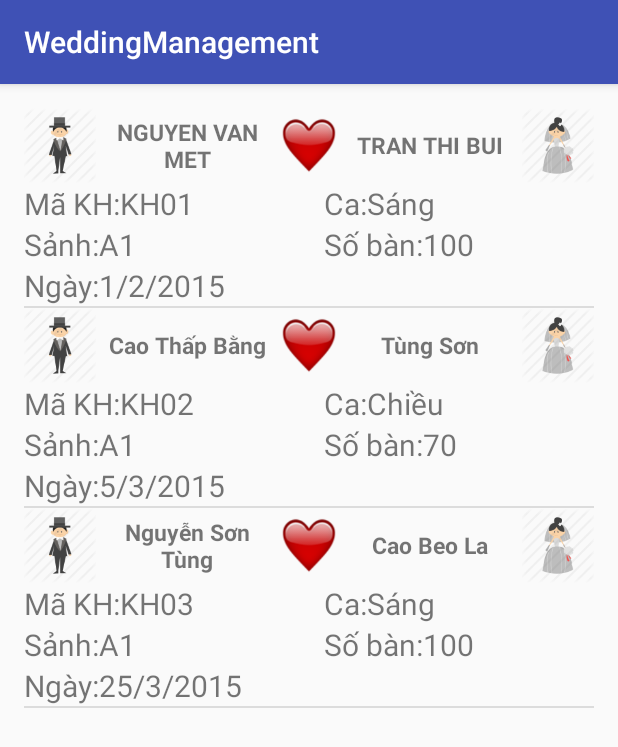
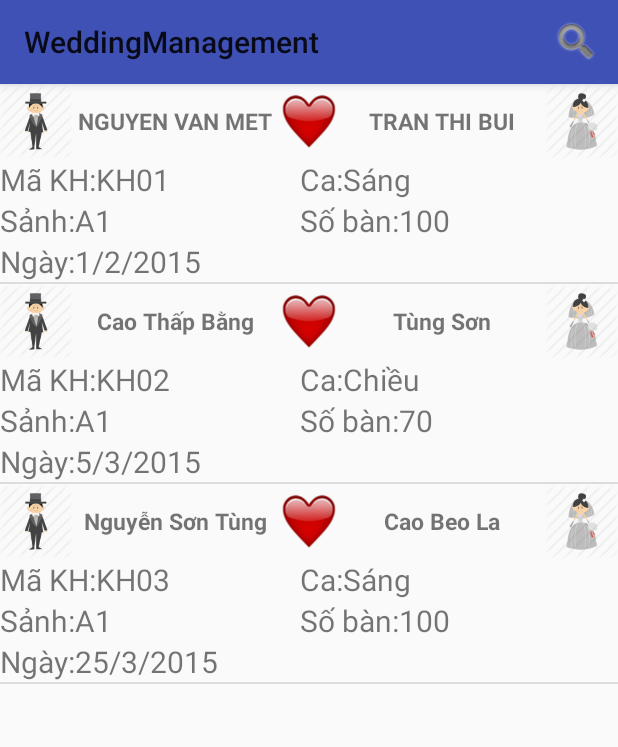
Before and after one commit to VuHoi/WeddingManagement, an Android app: the activityTraCuu screen opened directly, with no data from a screen before it, on a phone screen of 412 x 824 dp. Shown: the top 747 px of the screen. Run offline under Robolectric (Android 15) with nearby library versions, the phone set to English and light mode, and no system bars.

Commit message:
SearchBar_tab2

```diff
--- a/app/src/main/java/com/example/vukhachoi/weddingmanagement/activityTraCuu.java
+++ b/app/src/main/java/com/example/vukhachoi/weddingmanagement/activityTraCuu.java
@@ -1,10 +1,16 @@
 package com.example.vukhachoi.weddingmanagement;
 
+import android.content.Context;
 import android.database.Cursor;
 import android.database.sqlite.SQLiteDatabase;
 import android.os.Bundle;
+import android.support.v7.app.ActionBar;
 import android.support.v7.app.AppCompatActivity;
+import android.support.v7.widget.Toolbar;
+import android.view.MenuItem;
+import android.view.inputmethod.InputMethodManager;
 import android.widget.ArrayAdapter;
+import android.widget.AutoCompleteTextView;
 import android.widget.ListView;
 
 import java.util.ArrayList;
@@ -21,17 +27,29 @@ public class activityTraCuu extends AppCompatActivity {
     ArrayAdapter<TiecCuoi>arrayAdapter;
     ArrayList<TiecCuoi>ds;
 
+    ArrayList<String> tenvc;
+    AutoCompleteTextView txtSearch;
+    ArrayAdapter<String>adaptertenvc;
+
+    private Toolbar mToolbar;
+    private MenuItem mSearchAction;
+    private boolean isSearchOpened = false;
 
 
     @Override
     protected void onCreate(Bundle savedInstanceState) {
         super.onCreate(savedInstanceState);
         setContentView(R.layout.activity_tra_cuu);
+        mToolbar = (Toolbar) findViewById(R.id.toolbar);
+        setSupportActionBar(mToolbar);
         addControls();
         addEvents();
     }
 
     private void addControls() {
+        tenvc=new ArrayList<>();
+        adaptertenvc=new ArrayAdapter(activityTraCuu.this,android.R.layout.select_dialog_item,tenvc);
+
         lvTraCuu= (ListView) findViewById(R.id.lvTraCuu);
         ds=new ArrayList<TiecCuoi>();
         arrayAdapter=new adapterTraCuu(activityTraCuu.this,R.layout.info,ds);
@@ -50,6 +68,9 @@ public class activityTraCuu extends AppCompatActivity {
             String ca=cursor.getString(5);
             int soban=cursor.getInt(7);
             ds.add(new TiecCuoi(makh,chure,codau,sanh,ngay,ca,soban));
+            tenvc.add(chure);
+            tenvc.add(codau);
+            adaptertenvc.notifyDataSetChanged();
             arrayAdapter.notifyDataSetChanged();
             cursor.moveToNext();
         }
@@ -59,4 +80,86 @@ public class activityTraCuu extends AppCompatActivity {
     private void addEvents() {
 
     }
+    @Override
+    public boolean onCreateOptionsMenu(android.view.Menu menu) {
+        // Inflate the menu; this adds items to the action bar if it is present.
+        getMenuInflater().inflate(R.menu.menu_main, menu);
+        return true;
+    }
+
+    @Override
+    public boolean onPrepareOptionsMenu(android.view.Menu menu) {
+        mSearchAction = menu.findItem(R.id.action_search);
+        return super.onPrepareOptionsMenu(menu);
+    }
+
+    @Override
+    public boolean onOptionsItemSelected(MenuItem item) {
+        int id = item.getItemId();
+
+        switch (id) {
+            case R.id.action_search:
+                handleMenuSearch();
+                return true;
+        }
+
+        return super.onOptionsItemSelected(item);
+    }
+
+    protected void handleMenuSearch(){
+        ActionBar action = getSupportActionBar(); //get the actionbar
+
+        if(isSearchOpened){ //test if the search is open
+
+            action.setDisplayShowCustomEnabled(false); //disable a custom view inside the actionbar
+            action.setDisplayShowTitleEnabled(true); //show the title in the action bar
+
+            //hides the keyboard
+            InputMethodManager imm = (InputMethodManager) getSystemService(Context.INPUT_METHOD_SERVICE);
+            imm.hideSoftInputFromWindow(txtSearch.getWindowToken(), 0);
+
+            //add the search icon in the action bar
+            mSearchAction.setIcon(getResources().getDrawable(android.R.drawable.ic_menu_search));
+
+            isSearchOpened = false;
+        } else { //open the search entry
+
+            action.setDisplayShowCustomEnabled(true); //enable it to display a
+            // custom view in the action bar.
+            action.setCustomView(R.layout.search_bar);//add the custom view
+            action.setDisplayShowTitleEnabled(false); //hide the title
+
+            //edtSeach = (EditText)action.getCustomView().findViewById(R.id.edtSearch); //the text editor
+            txtSearch= (AutoCompleteTextView) action.getCustomView().findViewById(R.id.txtSearch);
+            txtSearch.setThreshold(1);
+            txtSearch.setAdapter(adaptertenvc);
+            //this is a listener to do a search when the user clicks on search button
+//            edtSeach.setOnEditorActionListener(new TextView.OnEditorActionListener() {
+//                @Override
+//                public boolean onEditorAction(TextView v, int actionId, KeyEvent event) {
+//                    if (actionId == EditorInfo.IME_ACTION_SEARCH) {
+//                        doSearch();
+//                        return true;
+//                    }
+//                    return false;
+//                }
+//            });
+
+
+            txtSearch.requestFocus();
+
+            //open the keyboard focused in the edtSearch
+//            InputMethodManager imm = (InputMethodManager) getSystemService(Context.INPUT_METHOD_SERVICE);
+//            imm.showSoftInput(txtSearch, InputMethodManager.SHOW_IMPLICIT);
+
+
+            //add the close icon
+            mSearchAction.setIcon(getResources().getDrawable(android.R.drawable.ic_menu_close_clear_cancel));
+            isSearchOpened = true;
+        }
+    }
+
+    private void doSearch() {
+        //
+    }
 }
--- a/app/src/main/res/layout/activity_tra_cuu.xml
+++ b/app/src/main/res/layout/activity_tra_cuu.xml
@@ -1,17 +1,21 @@
 <?xml version="1.0" encoding="utf-8"?>
-<RelativeLayout xmlns:android="http://schemas.android.com/apk/res/android"
+<LinearLayout xmlns:android="http://schemas.android.com/apk/res/android"
     xmlns:tools="http://schemas.android.com/tools"
     android:id="@+id/activity_tra_cuu"
     android:layout_width="match_parent"
     android:layout_height="match_parent"
-    android:paddingBottom="@dimen/activity_vertical_margin"
-    android:paddingLeft="@dimen/activity_horizontal_margin"
-    android:paddingRight="@dimen/activity_horizontal_margin"
-    android:paddingTop="@dimen/activity_vertical_margin"
+    android:orientation="vertical"
     tools:context="com.example.vukhachoi.weddingmanagement.activityTraCuu">
+
+    <include
+        android:id="@+id/toolbar"
+        layout="@layout/toobar">
+    </include>
 
     <ListView
         android:layout_width="match_parent"
         android:layout_height="match_parent"
         android:id="@+id/lvTraCuu"/>
-</RelativeLayout>
+
+
+</LinearLayout>
--- /dev/null
+++ b/app/src/main/res/layout/toobar.xml
@@ -0,0 +1,7 @@
+<?xml version="1.0" encoding="utf-8"?>
+<android.support.v7.widget.Toolbar  xmlns:android="http://schemas.android.com/apk/res/android"
+    android:layout_width="match_parent"
+    android:layout_height="wrap_content"
+    android:elevation="4dp"
+    android:background="@color/colorPrimary">
+</android.support.v7.widget.Toolbar>
--- /dev/null
+++ b/app/src/main/res/menu/menu_main.xml
@@ -0,0 +1,16 @@
+<?xml version="1.0" encoding="utf-8"?>
+<menu
+    xmlns:android="http://schemas.android.com/apk/res/android"
+    xmlns:app="http://schemas.android.com/apk/res-auto"
+    xmlns:tools="http://schemas.android.com/tools"
+    tools:context=".MainActivity">
+
+
+    <item
+        android:id="@+id/action_search"
+        android:title="Search"
+        android:orderInCategory="200"
+        android:icon="@android:drawable/ic_search_category_default"
+        app:showAsAction="ifRoom"
+        />
+</menu>
--- a/app/src/main/res/values/styles.xml
+++ b/app/src/main/res/values/styles.xml
@@ -1,7 +1,7 @@
 <resources>
 
     <!-- Base application theme. -->
-    <style name="AppTheme" parent="Theme.AppCompat.Light.DarkActionBar">
+    <style name="AppTheme" parent="Theme.AppCompat.Light.NoActionBar">
         <!-- Customize your theme here. -->
         <item name="colorPrimary">@color/colorPrimary</item>
         <item name="colorPrimaryDark">@color/colorPrimaryDark</item>
```
Also changed, not shown: app/src/main/res/layout/search_bar.xml (added, +13 -0 lines).
